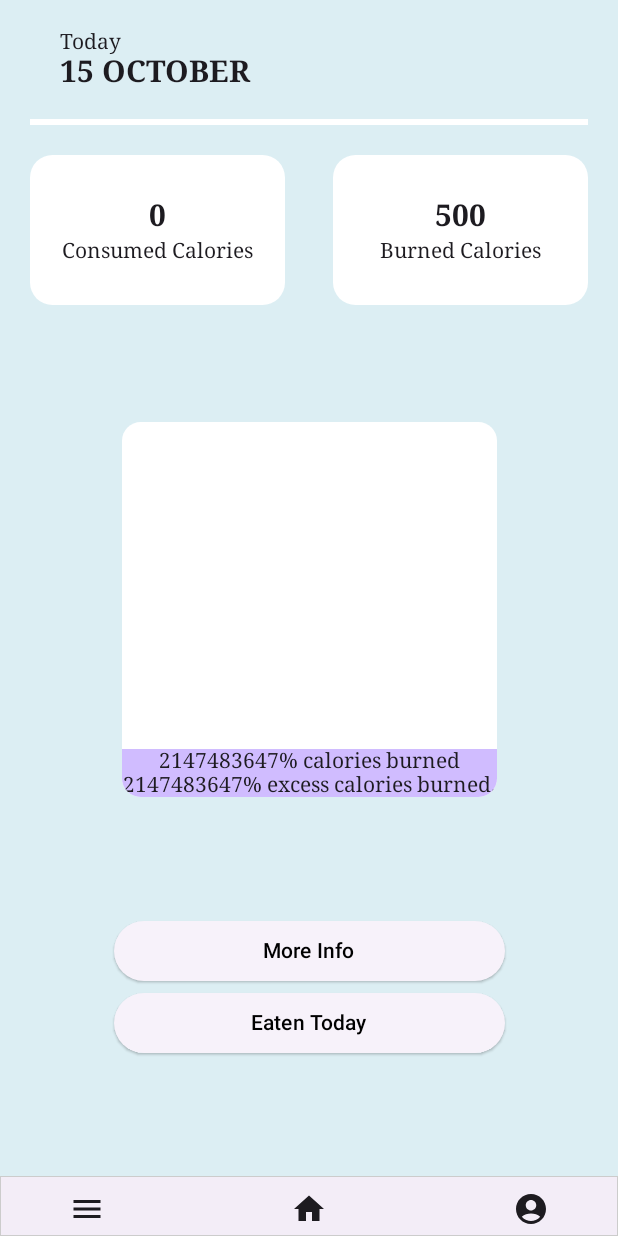
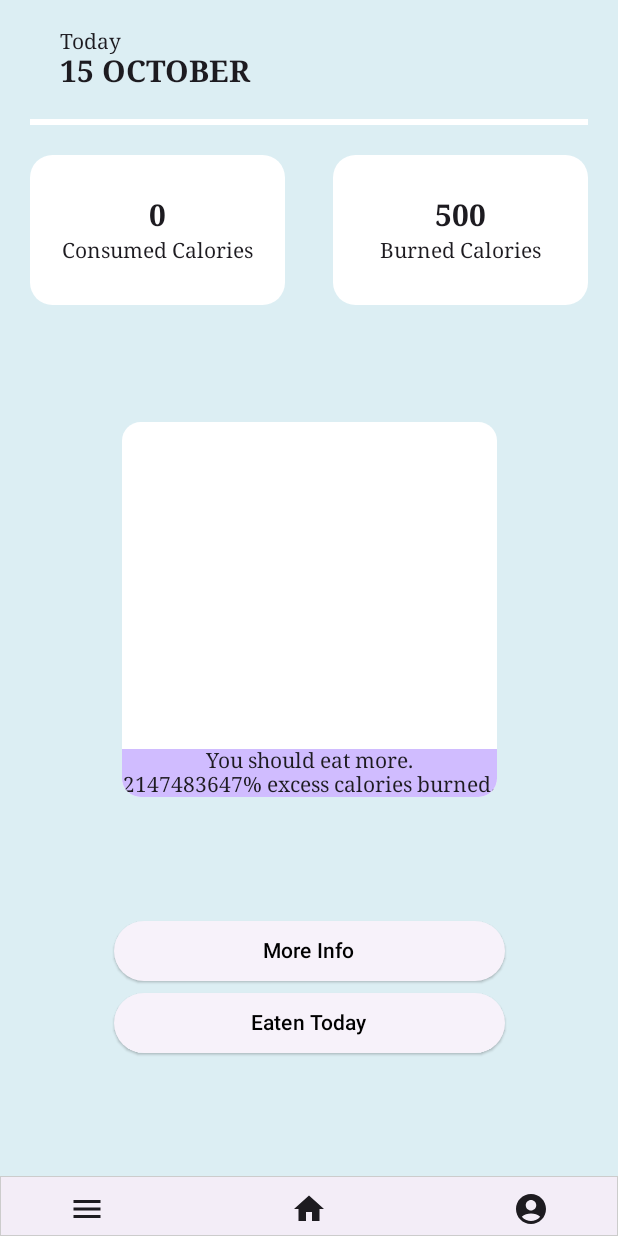
Before and after one commit to asmita143/Step-Tracker, an Android app built with Jetpack Compose: the InputDataPage screen opened through its navigation route, after a tap on "Menu", on a phone screen of 412 x 824 dp. Run offline under Robolectric (Android 15) with nearby library versions, the phone set to English and light mode, and no system bars; our stand-ins replace Room's generated code, livedata-compose; libraries missing offline, so code that uses them is left out: com.github.mikephil.charting; network calls fail; 4 statements that could not run were skipped.

Commit message:
Code cleaning; commenting codes

```diff
--- a/app/src/main/AndroidManifest.xml
+++ b/app/src/main/AndroidManifest.xml
@@ -12,7 +12,7 @@
         android:allowBackup="true"
         android:dataExtractionRules="@xml/data_extraction_rules"
         android:fullBackupContent="@xml/backup_rules"
-        android:icon="@mipmap/ic_launcher"
+        android:icon="@mipmap/logo1"
         android:label="@string/app_name"
         android:roundIcon="@mipmap/ic_launcher_round"
         android:supportsRtl="true"
--- a/app/src/main/java/com/example/stepcounter/Homepage/StatisticsBottom.kt
+++ b/app/src/main/java/com/example/stepcounter/Homepage/StatisticsBottom.kt
@@ -28,6 +28,7 @@ import java.time.LocalDate
 import java.time.format.TextStyle
 import java.util.Locale
 
+// Bar graph for displaying steps taken in a week or day
 class StatisticsGraph{
 
     @Composable
--- a/app/src/main/java/com/example/stepcounter/Homepage/StepInfoTop.kt
+++ b/app/src/main/java/com/example/stepcounter/Homepage/StepInfoTop.kt
@@ -44,6 +44,7 @@ import com.example.stepcounter.ui.theme.md_theme_light_background
 import com.example.stepcounter.ui.theme.md_theme_light_onSecondary
 import com.example.stepcounter.ui.theme.md_theme_light_tertiary
 
+// Displaying data for steps taken and remaining steps from the targeted steps
 class StepInfoTop {
     @Composable
     fun StepsInfoSection(
--- a/app/src/main/java/com/example/stepcounter/firstScreen/DisplayInputData.kt
+++ b/app/src/main/java/com/example/stepcounter/firstScreen/DisplayInputData.kt
@@ -27,6 +27,7 @@ import com.example.stepcounter.Screen
 import com.example.stepcounter.ui.theme.Typography
 import org.intellij.lang.annotations.JdkConstants.HorizontalAlignment
 
+// Screen for displaying profile of the user
 @Composable
 fun DisplayDataScreen(navController: NavHostController, context: Context) {
     val name = loadUserData("user_name", context)
@@ -105,12 +106,13 @@ fun DisplayDataScreen(navController: NavHostController, context: Context) {
 
     }
 }
-
+// Loading data from shared preferences
 fun loadUserData(key: String, context: Context): String {
     val sharedPreferences = context.getSharedPreferences("myPrefs", Context.MODE_PRIVATE)
     return sharedPreferences.getString(key, "") ?: ""
 }
 
+// Function to display data
 @Composable
 private  fun  InputDataDisplayBox(icon: Int,
                                   contentDesc: String,
--- a/app/src/main/java/com/example/stepcounter/firstScreen/InputDataPage.kt
+++ b/app/src/main/java/com/example/stepcounter/firstScreen/InputDataPage.kt
@@ -27,9 +27,10 @@ import androidx.compose.ui.unit.dp
 import androidx.navigation.NavHostController
 import com.example.stepcounter.MainActivity
 import com.example.stepcounter.R
+import com.example.stepcounter.ui.theme.Typography
 import org.intellij.lang.annotations.JdkConstants.HorizontalAlignment
 
-
+// Data page to enter the detail of the user
 @Composable
 fun InputDataPage(navController: NavHostController, context: Context) {
     var name by remember { mutableStateOf(TextFieldValue()) }
@@ -101,7 +102,7 @@ fun InputDataPage(navController: NavHostController, context: Context) {
             ) {
                 Text(
                     "Save and Continue",
-                    style = MaterialTheme.typography.labelSmall,
+                    style = Typography.labelSmall,
                     color = Color.Black
                 )
             }
@@ -175,7 +176,7 @@ fun InputData(
 
 }
 
-
+// Save the user data in shared preferences
 fun saveUserData(key: String, value: String, context: Context) {
     val sharedPreferences = context.getSharedPreferences("myPrefs", Context.MODE_PRIVATE)
     val editor = sharedPreferences.edit()
--- a/app/src/main/java/com/example/stepcounter/foodScreen/AddNewMeal.kt
+++ b/app/src/main/java/com/example/stepcounter/foodScreen/AddNewMeal.kt
@@ -38,6 +38,7 @@ import java.time.Instant
 import java.time.ZoneId
 import java.time.format.DateTimeFormatter
 
+// Adding new meal consumed by the user
 @SuppressLint("MutableCollectionMutableState")
 @OptIn(ExperimentalMaterial3Api::class)
 @Composable
--- a/app/src/main/java/com/example/stepcounter/foodScreen/CaloriesPerProduct.kt
+++ b/app/src/main/java/com/example/stepcounter/foodScreen/CaloriesPerProduct.kt
@@ -32,6 +32,7 @@ import androidx.navigation.NavHostController
 import com.example.stepcounter.database.StepTrackerViewModel
 import com.example.stepcounter.ui.theme.Typography
 
+// Detail of the calories per product
 @Composable
 fun CaloriesPerProduct(navController: NavHostController, id: String, foodViewModel: StepTrackerViewModel) {
     val meal  = foodViewModel.getMealById(id.toInt()).observeAsState(listOf())
--- a/app/src/main/java/com/example/stepcounter/foodScreen/CaloriesScreen.kt
+++ b/app/src/main/java/com/example/stepcounter/foodScreen/CaloriesScreen.kt
@@ -59,7 +59,7 @@ fun CaloriesScreen(
 ) {
     var totalCalories = 0
     //get current date
-    val currentTimeMillis  = System.currentTimeMillis()
+    val currentTimeMillis = System.currentTimeMillis()
     val instant = Instant.ofEpochMilli(currentTimeMillis)
     val zoneId = ZoneId.of("UTC")
     val formattedTime = instant.atZone(zoneId)
@@ -69,7 +69,8 @@ fun CaloriesScreen(
 
     var isOverlayVisible by remember { mutableStateOf(false) }
     var isEatenTodayOverlayVisible by remember { mutableStateOf(false) }
-    val eatenToday = foodViewModal.getMealEatenTodayByDate("$formattedTime-$dayOfWeek").observeAsState(listOf())
+    val eatenToday =
+        foodViewModal.getMealEatenTodayByDate("$formattedTime-$dayOfWeek").observeAsState(listOf())
     val tempEatenToday = eatenToday.value
 
     for (meal in tempEatenToday) {
@@ -125,7 +126,7 @@ fun CaloriesScreen(
                     )
                 ) {
                     MoreInfoOverlay(
-                        onCloseClick = { isOverlayVisible = false },navController
+                        onCloseClick = { isOverlayVisible = false }, navController
                     )
                 }
 
@@ -170,7 +171,7 @@ fun CaloriesScreen(
 }
 
 @Composable
-fun MoreInfoOverlay(onCloseClick: () -> Unit,navController:NavHostController) {
+fun MoreInfoOverlay(onCloseClick: () -> Unit, navController: NavHostController) {
     var scrollState by remember { mutableStateOf(ScrollState(0)) }
     Column(
         modifier = Modifier
@@ -254,7 +255,7 @@ fun EatenTodayOverlay(
         )
         //Spacer(modifier = Modifier.height(16.dp))
         LazyColumn(modifier = Modifier.padding(0.dp, 10.dp, 0.dp, 0.dp)) {
-            items(eatenToday) {item ->
+            items(eatenToday) { item ->
                 Card(
                     modifier = Modifier
                         .defaultMinSize(100.dp, 30.dp)
@@ -353,8 +354,10 @@ private fun CalorieCalculation(
     val burnedCaloriesPercentage = (burnedCalories / consumedCalories)
 
     CircularData(burnedCaloriesPercent = burnedCaloriesPercentage)
+
 }
 
+// Reusable function to display data for the calculated percentage of the burned calories with the consumed calories
 @Composable
 private fun CircularData(
     burnedCaloriesPercent: Float,
@@ -377,16 +380,22 @@ private fun CircularData(
                     .height(burnedCaloriesPercentToSize.dp)
                     .width(size.dp)
                     .background(MaterialTheme.colorScheme.inversePrimary),
-                horizontalAlignment = Alignment.CenterHorizontally
+                horizontalAlignment = Alignment.CenterHorizontally,
+                verticalArrangement = Arrangement.Center
             ) {
-                Text(
-                    text = "${burnedCaloriesPercentToPercentage.toInt()}% calories burned",
-                    style = Typography.labelSmall
-                )
-
                 if (burnedCaloriesPercentToPercentage > 100) {
                     Text(
+                        text = "You should eat more.",
+                        style = Typography.labelSmall
+                    )
+
+                    Text(
                         text = "${(burnedCaloriesPercentToPercentage - 100).toInt()}% excess calories burned.",
+                        style = Typography.labelSmall
+                    )
+                } else {
+                    Text(
+                        text = "${burnedCaloriesPercentToPercentage.toInt()}% calories burned",
                         style = Typography.labelSmall
                     )
                 }
```
Also changed, not shown: app/src/main/java/com/example/stepcounter/MainActivity.kt (+37 -22 lines), app/src/main/java/com/example/stepcounter/foodScreen/ManuelInput.kt (+4 -4 lines), app/src/main/res/mipmap-hdpi/logo1.png (added), 2 other files.
